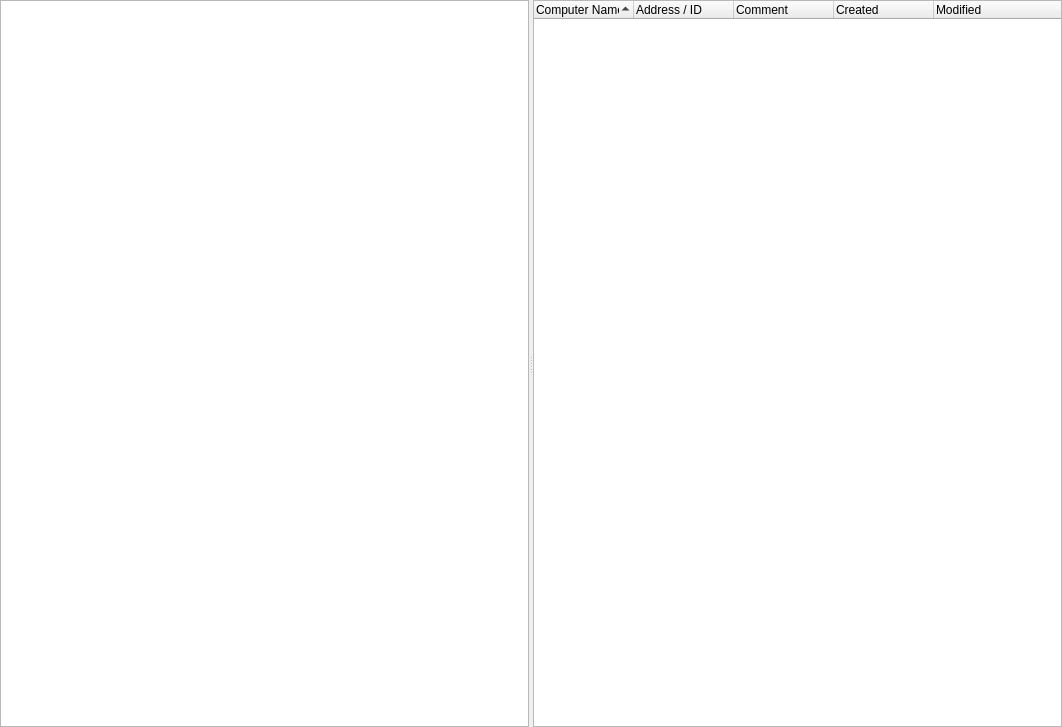
First picture: the form in source/console/address_book_tab.ui, repository dchapyshev/aspia, before the edit.
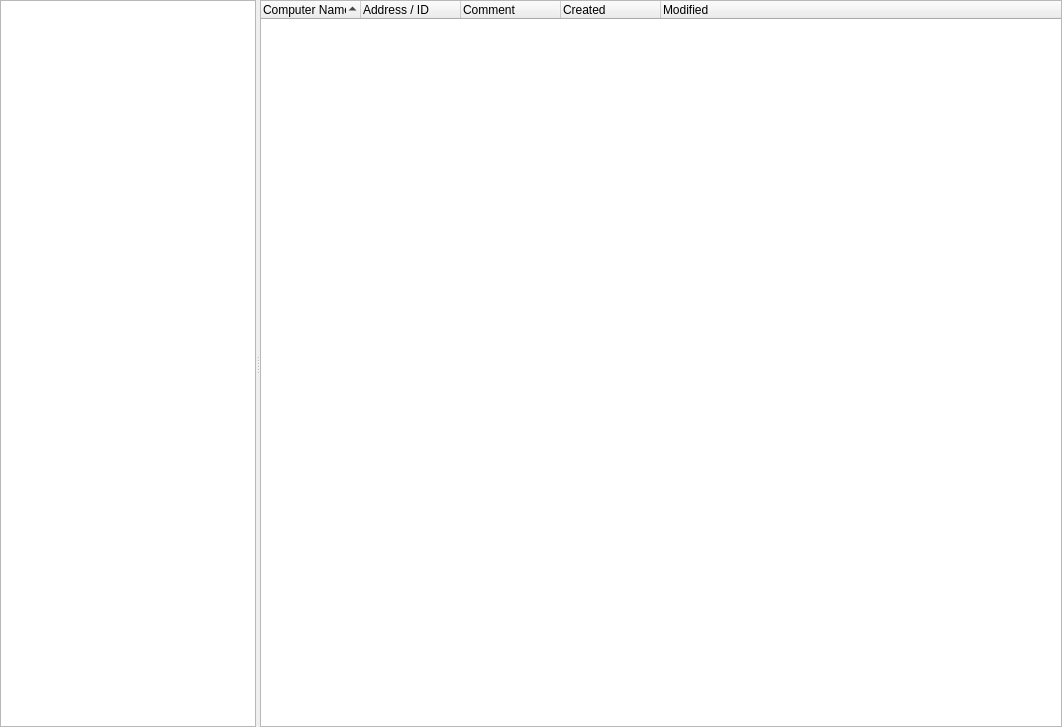
Second picture: the form after the edit. Custom widgets are drawn as their Qt base class.

Diff of the .ui file:
```diff
--- a/source/console/address_book_tab.ui
+++ b/source/console/address_book_tab.ui
@@ -63,6 +63,12 @@
       </column>
      </widget>
      <widget class="console::ComputerTree" name="tree_computer">
+      <property name="sizePolicy">
+       <sizepolicy hsizetype="Expanding" vsizetype="Expanding">
+        <horstretch>1</horstretch>
+        <verstretch>0</verstretch>
+       </sizepolicy>
+      </property>
       <property name="contextMenuPolicy">
        <enum>Qt::CustomContextMenu</enum>
       </property>
```
